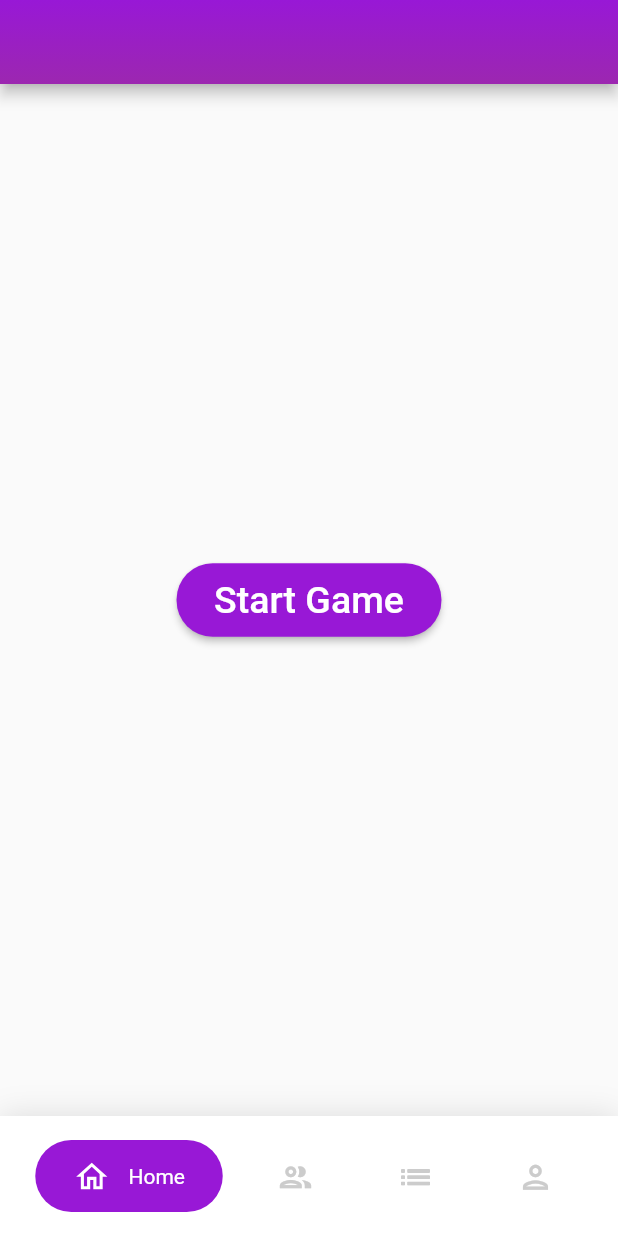
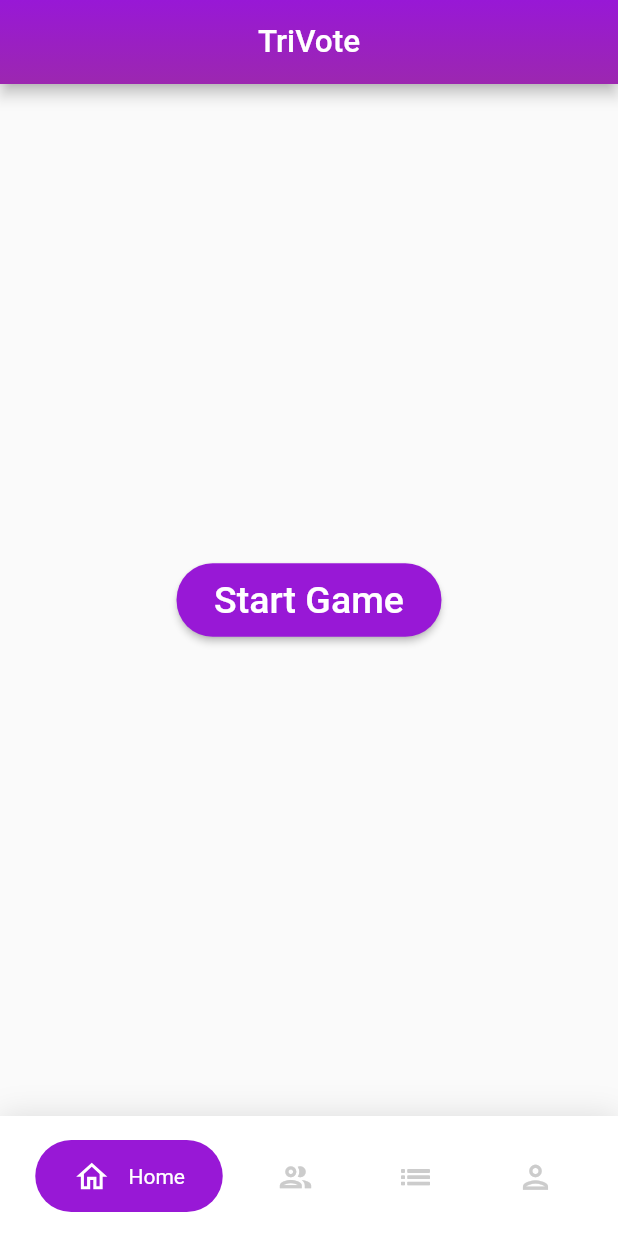
Before and after one commit to nickscamara/TriVote, a Flutter app: the screen it shows after launch, on a phone screen of 412 x 824 dp. Run offline on Flutter 3.47's test engine with Material 2 defaults, Android fonts, the phone set to English and light mode, and no system bars; our stand-ins replace flare_flutter, flip_card, flutter_custom_clippers, html_unescape, outline_material_icons; missing offline and left inert: flutter_spinning_wheel, spider_chart; Roboto replaces fonts that are missing (Montserrat).

```diff
--- a/votesmarter/lib/screen/home.dart
+++ b/votesmarter/lib/screen/home.dart
@@ -1,6 +1,7 @@
 import 'package:flutter/material.dart';
 import 'package:votesmarter/screen/home_screen.dart';
 import 'package:flare_flutter/flare_actor.dart';
+import 'package:votesmarter/screen/leaderboard_screen.dart';
 import 'package:votesmarter/widgets/navbar.dart';
 import 'package:outline_material_icons/outline_material_icons.dart';
 class Home extends StatefulWidget {
@@ -21,9 +22,7 @@ class _HomeState extends State<Home> {
       ),
       //MainGame(),
 
-      Scaffold(
-        body: Text("daw"),
-      ),
+      LeaderBoardScreen(),
       Scaffold(
         body: Text("daw"),
       ),
@@ -36,6 +35,16 @@ class _HomeState extends State<Home> {
     setState(() {
       _selectedNavIndex = screen;
     });
+  }
+  String _getName(int index){
+    if(index == 2)
+    {
+      return "Leaderboard";
+    }else
+    {
+      return "TriVote";
+    }
+
   }
 
 
@@ -61,7 +70,7 @@ class _HomeState extends State<Home> {
       resizeToAvoidBottomPadding: false,
       appBar: AppBar(
         centerTitle: true,
-        title: Text("",style: TextStyle(fontSize: 21),),
+        title: Text(_getName(_selectedNavIndex),style: TextStyle(fontSize: 21),),
         flexibleSpace: Container(
           decoration: BoxDecoration(
               gradient: LinearGradient(
```
Also changed, not shown: votesmarter/lib/model/user.dart (+22 -0 lines), votesmarter/lib/screen/leaderboard_screen.dart (added, +45 -0 lines), votesmarter/lib/screen/main_game.dart (+46 -21 lines), votesmarter/lib/screen/question_screen.dart (+34 -31 lines), votesmarter/assets/caleb.jpeg (added), votesmarter/assets/sawyer.jpeg (added), 1 other file.
